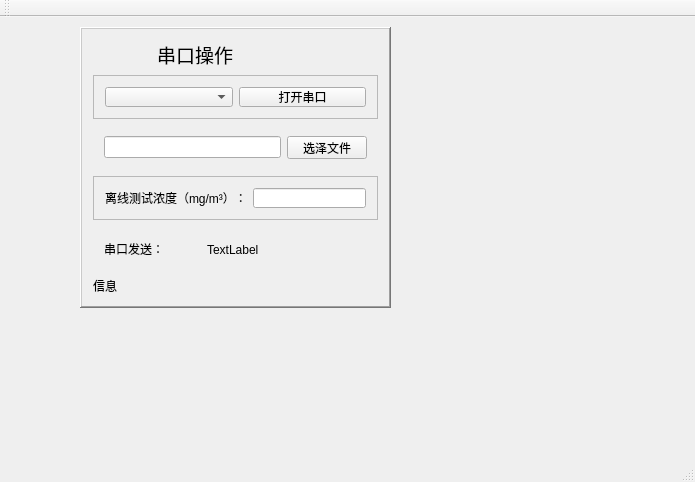
This is SerialPort/SerialPort.ui in adum-create/serial-port as Qt 5 draws it before an edit. The edited form follows.
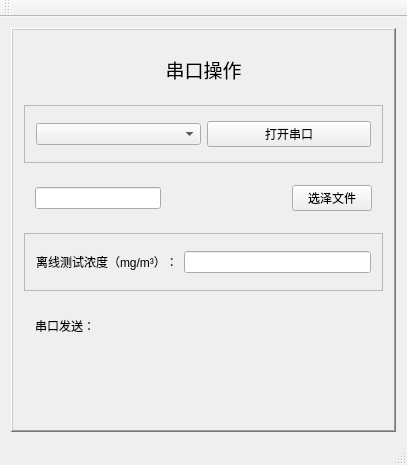
This is the edited form.

Commit message: 界面简单更改，不影响功能

Diff of the .ui file:
```diff
--- a/SerialPort/SerialPort.ui
+++ b/SerialPort/SerialPort.ui
@@ -6,23 +6,17 @@
    <rect>
     <x>0</x>
     <y>0</y>
-    <width>695</width>
-    <height>482</height>
+    <width>407</width>
+    <height>465</height>
    </rect>
   </property>
   <property name="windowTitle">
    <string>SerialPort</string>
   </property>
   <widget class="QWidget" name="centralWidget">
+   <layout class="QHBoxLayout" name="horizontalLayout_2">
+    <item>
    <widget class="QFrame" name="frame_3">
-    <property name="geometry">
-     <rect>
-      <x>80</x>
-      <y>10</y>
-      <width>311</width>
-      <height>281</height>
-     </rect>
-    </property>
     <property name="frameShape">
      <enum>QFrame::WinPanel</enum>
     </property>
@@ -39,7 +33,7 @@
         </font>
        </property>
        <property name="text">
-        <string>             串口操作</string>
+          <string>&lt;html&gt;&lt;head/&gt;&lt;body&gt;&lt;p align=&quot;center&quot;&gt;串口操作&lt;/p&gt;&lt;/body&gt;&lt;/html&gt;</string>
        </property>
       </widget>
      </item>
@@ -71,6 +65,19 @@
         <item>
          <widget class="QLineEdit" name="lineEdit_file"/>
         </item>
+          <item>
+           <spacer name="horizontalSpacer">
+            <property name="orientation">
+             <enum>Qt::Horizontal</enum>
+            </property>
+            <property name="sizeHint" stdset="0">
+             <size>
+              <width>40</width>
+              <height>20</height>
+             </size>
+            </property>
+           </spacer>
+          </item>
         <item>
          <widget class="QPushButton" name="pushButton_choose_file">
           <property name="text">
@@ -122,7 +129,7 @@
            </size>
           </property>
           <property name="text">
-           <string>TextLabel</string>
+             <string/>
           </property>
          </widget>
         </item>
@@ -132,12 +139,14 @@
      <item>
       <widget class="QLabel" name="label_message">
        <property name="text">
-        <string>信息</string>
+          <string/>
        </property>
       </widget>
      </item>
     </layout>
    </widget>
+    </item>
+   </layout>
   </widget>
   <widget class="QMenuBar" name="menuBar">
    <property name="geometry">
```
Left out of the diff: 2 changed lines with no effect on the pictures. Lines whose indentation alone changed are shown as unchanged.
